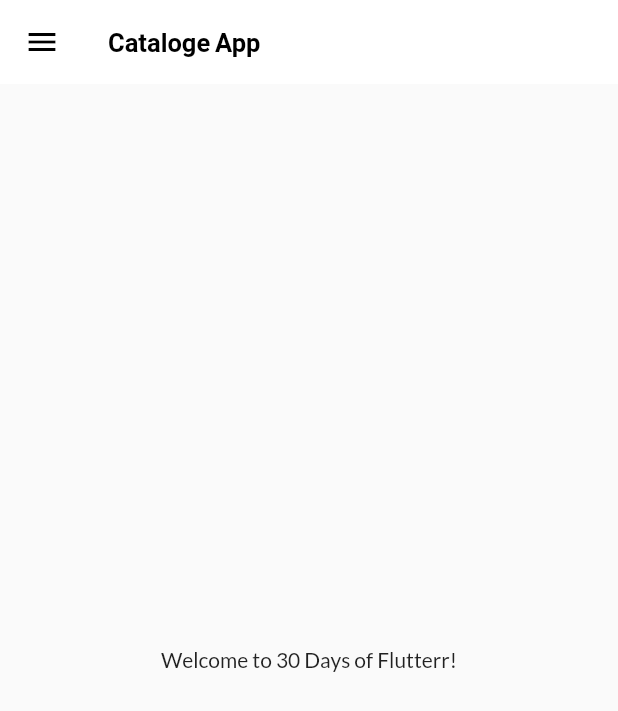
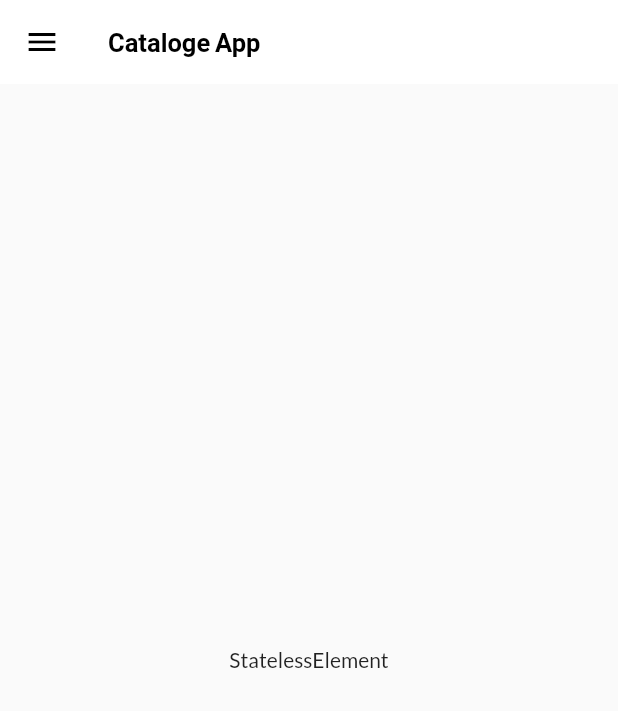
Before and after one commit to hanan0998/30DaysOffFlutter, a Flutter app: the screen it shows after launch, on a phone screen of 412 x 824 dp. Shown: the top 711 px of the screen. Run offline on Flutter 3.47's test engine with Material 2 defaults, Android fonts, the light colour scheme and no system bars; our stand-ins replace google_fonts.

Commit message:
Day 11 Completed!

```diff
--- a/lib/pages/home_page.dart
+++ b/lib/pages/home_page.dart
@@ -17,7 +17,7 @@ class HomePage extends StatelessWidget {
       ),
       body: Center(
         child: Container(
-          child: Text("Welcome to 30 Days of Flutterr!"),
+          child: Text(context.runtimeType.toString()),
         ),
       ),
       drawer: MyDrawer(),
```
Also changed, not shown: lib/models/catalog.dart (+8 -6 lines).
